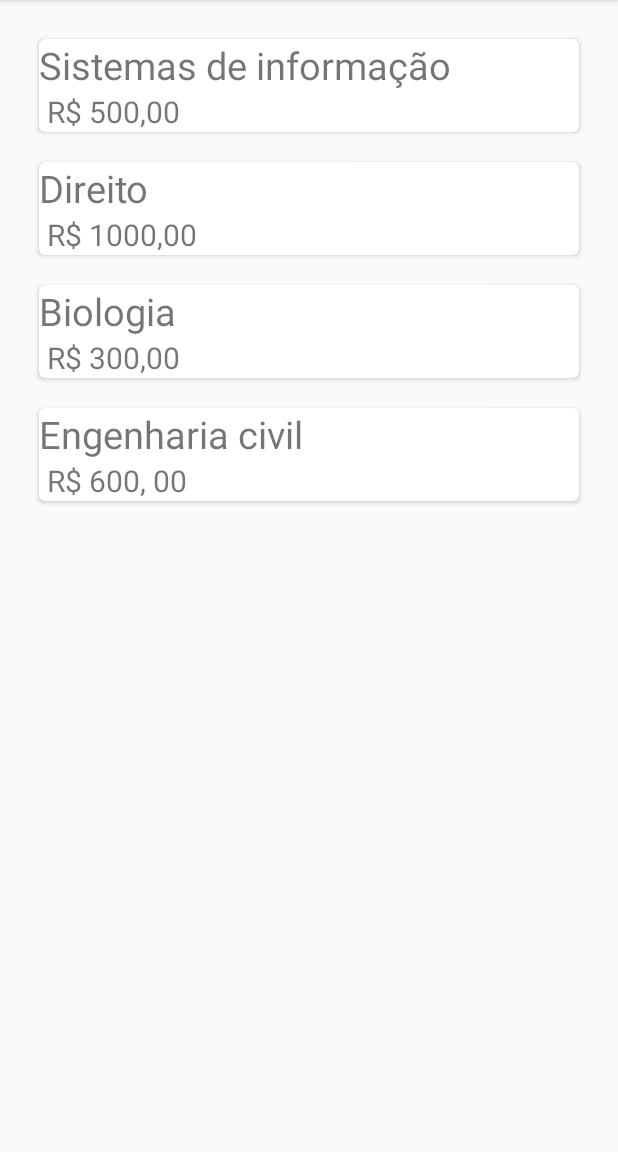
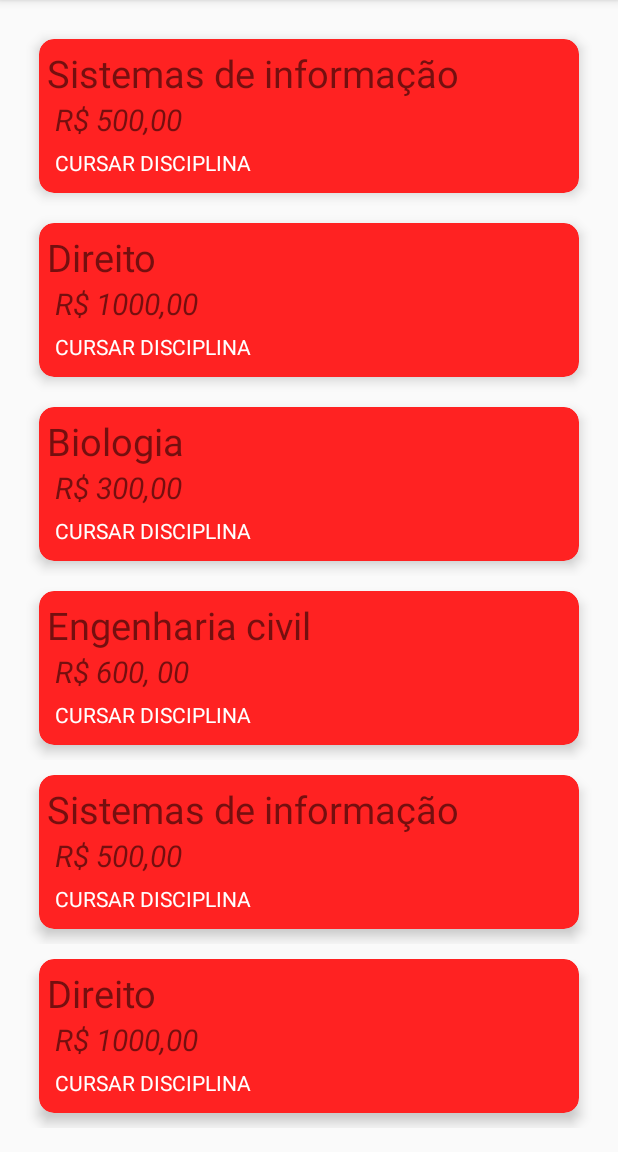
Before and after one commit to MarlonnCarvalhosa/devmov2, an Android app: the screen it shows after launch (MainActivity), on a phone screen of 412 x 824 dp, the part 84-1236 px from its top. Run offline under Robolectric (Android 15) with nearby library versions, the phone set to English and light mode, and no system bars.

Commit message:
Botao no adapter

```diff
--- a/RecyclerView/app/src/main/java/powellapps/com/recyclerview/MainActivity.java
+++ b/RecyclerView/app/src/main/java/powellapps/com/recyclerview/MainActivity.java
@@ -2,6 +2,7 @@ package powellapps.com.recyclerview;
 
 import android.support.v7.app.AppCompatActivity;
 import android.os.Bundle;
+import android.support.v7.widget.GridLayoutManager;
 import android.support.v7.widget.LinearLayoutManager;
 import android.support.v7.widget.RecyclerView;
 
@@ -27,7 +28,7 @@ public class MainActivity extends AppCompatActivity {
         mRecyclerView.setLayoutManager(mLayoutManager);
         criaCursosParaDemonstracao();
         //Cria o adapter
-        mAdapter = new MyAdapter(cursos);
+        mAdapter = new MyAdapter(cursos, getApplicationContext());
         mRecyclerView.setAdapter(mAdapter);
     }
 
@@ -51,6 +52,14 @@ public class MainActivity extends AppCompatActivity {
         cursos.add(direito);
         cursos.add(biologia);
         cursos.add(civil);
+        cursos.add(sistemas);
+        cursos.add(direito);
+        cursos.add(biologia);
+        cursos.add(civil);
+        cursos.add(sistemas);
+        cursos.add(direito);
+        cursos.add(biologia);
+        cursos.add(civil);
 
     }
 
--- a/RecyclerView/app/src/main/java/powellapps/com/recyclerview/MyAdapter.java
+++ b/RecyclerView/app/src/main/java/powellapps/com/recyclerview/MyAdapter.java
@@ -1,10 +1,12 @@
 package powellapps.com.recyclerview;
 
+import android.content.Context;
 import android.support.v7.widget.RecyclerView;
 import android.view.LayoutInflater;
 import android.view.View;
 import android.view.ViewGroup;
 import android.widget.TextView;
+import android.widget.Toast;
 
 import java.util.ArrayList;
 
@@ -13,9 +15,11 @@ import java.util.ArrayList;
  */
 public class MyAdapter extends RecyclerView.Adapter<MyAdapter.CursoViewHolder> {
     private ArrayList<Curso> cursos;
+    private Context context;
 
-    public MyAdapter(ArrayList<Curso> cursos) {
+    public MyAdapter(ArrayList<Curso> cursos, Context context) {
         this.cursos = cursos;
+        this.context = context;
     }
 
     @Override
@@ -27,11 +31,17 @@ public class MyAdapter extends RecyclerView.Adapter<MyAdapter.CursoViewHolder> {
     }
 
     @Override
-    public void onBindViewHolder(CursoViewHolder holder, int position) {
+    public void onBindViewHolder(CursoViewHolder holder, final int position) {
         //Método obrigatório, atribui cada objeto da lista ao viewholder
-        Curso curso = cursos.get(position);
+        final Curso curso = cursos.get(position);
         holder.textViewValor.setText(curso.getValor());
         holder.textViewNome.setText(curso.getNome());
+        holder.textViewCursar.setOnClickListener(new View.OnClickListener() {
+            @Override
+            public void onClick(View v) {
+                Toast.makeText(context, "Giovani 'é gazela " + position + curso.getNome(), Toast.LENGTH_LONG).show();
+            }
+        });
     }
 
     @Override
@@ -44,11 +54,13 @@ public class MyAdapter extends RecyclerView.Adapter<MyAdapter.CursoViewHolder> {
 
     private TextView textViewNome;
     private TextView textViewValor;
+        private TextView textViewCursar;
 
         public CursoViewHolder(View itemView) {
             super(itemView);
             textViewNome = (TextView) itemView.findViewById(R.id.text_nome);
             textViewValor = (TextView) itemView.findViewById(R.id.text_valor);
+            textViewCursar = (TextView) itemView.findViewById(R.id.text_cursar);
         }
     }
 }
--- a/RecyclerView/app/src/main/res/layout/adapter_curso.xml
+++ b/RecyclerView/app/src/main/res/layout/adapter_curso.xml
@@ -4,13 +4,16 @@
     xmlns:card_view="http://schemas.android.com/apk/res-auto"
     android:layout_height="wrap_content">
     <android.support.v7.widget.CardView
+        card_view:cardBackgroundColor="#f22"
         xmlns:card_view="http://schemas.android.com/apk/res-auto"
         android:id="@+id/card_view"
         android:layout_width="match_parent"
         android:layout_height="wrap_content"
         android:layout_margin="10dp"
-        card_view:cardCornerRadius="4dp">
+        card_view:cardElevation="5dp"
+        card_view:cardCornerRadius="10dp">
         <LinearLayout
+            android:padding="5dp"
             android:orientation="vertical"
             android:layout_width="match_parent"
             android:layout_height="wrap_content">
@@ -23,8 +26,25 @@
                 android:layout_marginLeft="5dp"
                 android:id="@+id/text_valor"
                 android:textSize="20sp"
+                android:textStyle="italic"
                 android:layout_width="match_parent"
                 android:layout_height="wrap_content" />
+
+            <LinearLayout
+                android:orientation="horizontal"
+                android:layout_width="match_parent"
+                android:layout_height="wrap_content">
+
+                <TextView
+                    android:padding="5dp"
+                    android:textColor="#fff"
+                    android:text="Cursar disciplina"
+                    android:id="@+id/text_cursar"
+                    android:textAllCaps="true"
+                    android:layout_width="wrap_content"
+                    android:layout_height="wrap_content" />
+            </LinearLayout>
+
         </LinearLayout>
     </android.support.v7.widget.CardView>
 </LinearLayout>
--- a/RecyclerView/app/src/main/res/values/strings.xml
+++ b/RecyclerView/app/src/main/res/values/strings.xml
@@ -1,3 +1,9 @@
 <resources>
     <string name="app_name">RecyclerView</string>
+
+    <string-array name="produtos">
+        <item>Macarrao</item>
+        <item>Feijão</item>
+        <item>Arroz</item>
+    </string-array>
 </resources>
```
